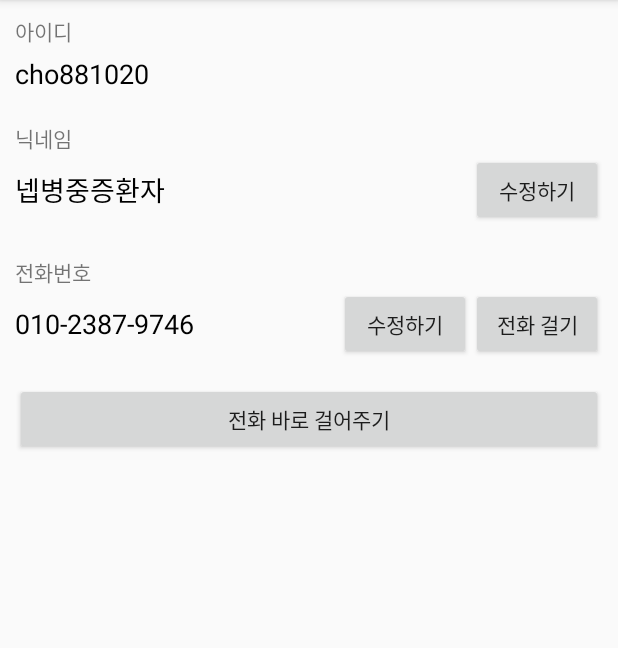
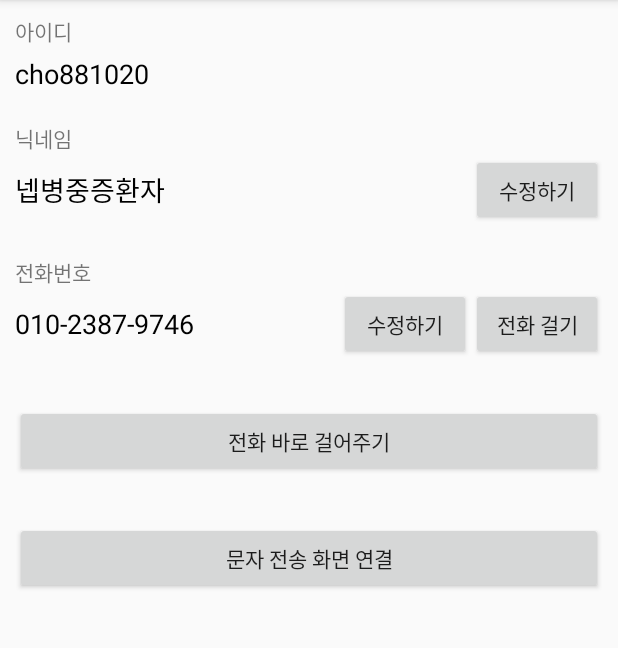
Before and after one commit to cho881020/AndroidBasic03_20200521, an Android app: the screen it shows after launch (MainActivity), on a phone screen of 412 x 824 dp, the part 84-732 px from its top. Run offline under Robolectric (Android 15) with nearby library versions, the phone set to English and light mode, and no system bars; our stand-ins replace data binding.

Commit message:
문자 전송 화면 연결  - putExtra로 데이터 첨부 가능 ("sms_body")

```diff
--- a/app/src/main/java/kr/co/tjoeun/androidbasic03_20200521/MainActivity.java
+++ b/app/src/main/java/kr/co/tjoeun/androidbasic03_20200521/MainActivity.java
@@ -29,6 +29,21 @@ public class MainActivity extends BaseActivity {
 
     @Override
     public void setupEvents() {
+
+        binding.smsBtn.setOnClickListener(new View.OnClickListener() {
+            @Override
+            public void onClick(View v) {
+
+//                문자 전송하기
+                String dialPhoneNum = binding.userPhoneTxt.getText().toString();
+
+                Uri myUri = Uri.parse(String.format("smsto:%s", dialPhoneNum));
+                Intent myIntent = new Intent(Intent.ACTION_SENDTO, myUri);
+                myIntent.putExtra("sms_body", "테스트 문자 내용");
+                startActivity(myIntent);
+
+            }
+        });
 
         binding.callBtn.setOnClickListener(new View.OnClickListener() {
             @Override
--- a/app/src/main/res/layout/activity_main.xml
+++ b/app/src/main/res/layout/activity_main.xml
@@ -107,8 +107,15 @@
             android:id="@+id/callBtn"
             android:layout_width="match_parent"
             android:layout_height="wrap_content"
-            android:layout_marginTop="15dp"
+            android:layout_marginTop="30dp"
             android:text="전화 바로 걸어주기"/>
+
+        <Button
+            android:id="@+id/smsBtn"
+            android:layout_width="match_parent"
+            android:layout_height="wrap_content"
+            android:layout_marginTop="30dp"
+            android:text="문자 전송 화면 연결"/>
 
     </LinearLayout>
 </layout>
```
